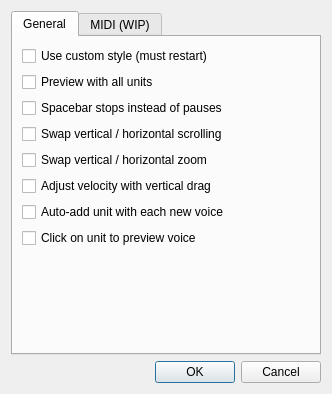
Before: the Qt Designer form src/editor/SettingsDialog.ui in yuxshao/ptcollab, drawn with Qt 5.
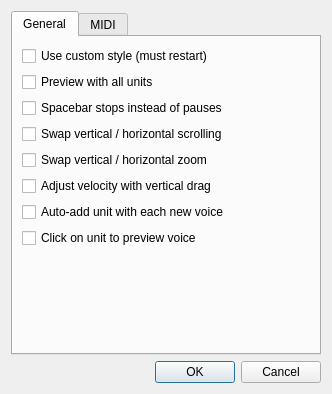
After: the same form once the commit is applied.

Commit message: update todo, midi header

The edit to the form file:
```diff
--- a/src/editor/SettingsDialog.ui
+++ b/src/editor/SettingsDialog.ui
@@ -97,7 +97,7 @@
      </widget>
      <widget class="QWidget" name="tab_2">
       <attribute name="title">
-       <string>MIDI (WIP)</string>
+       <string>MIDI</string>
       </attribute>
       <layout class="QVBoxLayout" name="verticalLayout_4">
        <item>
```
The commit also changes 1 other file.
